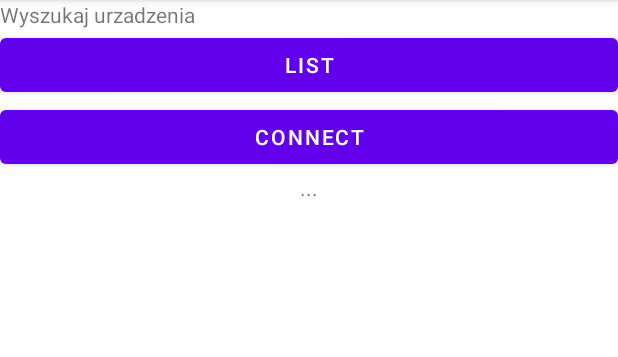
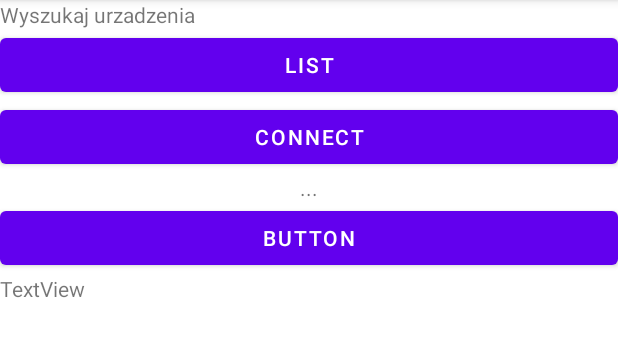
Before and after one commit to JJayU/SpeedMeterProject, an Android app: the screen it shows after launch (MainActivity), after a tap on "CONNECT", on a phone screen of 412 x 824 dp, the part 84-441 px from its top. Run offline under Robolectric (Android 15) with nearby library versions, the phone set to English and light mode, and no system bars; our stand-ins replace RxJava, data binding; libraries missing offline, so code that uses them is left out: com.harrysoft.androidbluetoothserial; 3 statements that could not run were skipped.

Commit message:
Code cleanup and permission checking  - Added bluetooth permission check and request  - Made a new class PermissionManager.kt  - Made a new class BluetoothBridge.kt  - Code cleanup in MainActivity.kt

```diff
--- a/app/src/main/AndroidManifest.xml
+++ b/app/src/main/AndroidManifest.xml
@@ -3,6 +3,10 @@
     xmlns:tools="http://schemas.android.com/tools">
 
     <uses-permission android:name="android.permission.BLUETOOTH_CONNECT" />
+    <uses-permission android:name="android.permission.BLUETOOTH" />
+    <uses-permission android:name="android.permission.BLUETOOTH_ADMIN" />
+    <uses-permission android:name="android.permission.ACCESS_COARSE_LOCATION"/>
+
     <application
         android:allowBackup="true"
         android:dataExtractionRules="@xml/data_extraction_rules"
@@ -17,7 +21,6 @@
             android:exported="true">
             <intent-filter>
                 <action android:name="android.intent.action.MAIN" />
-
                 <category android:name="android.intent.category.LAUNCHER" />
             </intent-filter>
         </activity>
--- /dev/null
+++ b/app/src/main/java/com/example/speedmeterproject/BluetoothBridge.kt
@@ -0,0 +1,106 @@
+package com.example.speedmeterproject
+
+import android.annotation.SuppressLint
+import android.bluetooth.BluetoothDevice
+import android.content.Context
+import android.os.Looper
+import android.os.Handler
+import android.util.Log
+import android.widget.Toast
+import com.example.speedmeterproject.databinding.ActivityMainBinding
+import com.harrysoft.androidbluetoothserial.BluetoothManager
+import com.harrysoft.androidbluetoothserial.BluetoothSerialDevice
+import com.harrysoft.androidbluetoothserial.SimpleBluetoothDeviceInterface
+import io.reactivex.disposables.CompositeDisposable
+import io.reactivex.disposables.Disposable
+import io.reactivex.schedulers.Schedulers
+import kotlinx.coroutines.delay
+
+class BluetoothBridge(private val context: Context, private var binding: ActivityMainBinding) {
+
+    private lateinit var bluetoothManager: BluetoothManager
+    private lateinit var deviceInterface : SimpleBluetoothDeviceInterface
+
+    private var compositeDisposable = CompositeDisposable()
+    private lateinit var btDisposable : Disposable
+
+    var permissionManager : PermissionManager = PermissionManager()
+
+    private var connectedDeviceMAC : String? = null
+    private var connectedSuccessfully = false
+
+    fun start() {
+        bluetoothManager = BluetoothManager.getInstance()
+        permissionManager.onStartupCheck(context)
+    }
+
+    fun stop() {
+        bluetoothManager.close()
+        bluetoothManager.closeDevice(connectedDeviceMAC)
+    }
+
+    fun setMacAddress(mac: String) {
+        connectedDeviceMAC = mac
+    }
+
+    fun connectDevice() {
+        if (connectedDeviceMAC == null) {
+            Log.e("BluetoothBridge", "No MAC Address Set!")
+            return
+        }
+        else if (!permissionManager.hasBluetoothPermission(context)) {
+            Log.w("BluetoothBridge", "No Bluetooth Permission!")
+            Toast.makeText(context, "Brak uprawnien do polaczenia bluetooth!", Toast.LENGTH_LONG).show()
+            return
+        }
+        else {
+            btDisposable = bluetoothManager.openSerialDevice(connectedDeviceMAC)
+                .subscribeOn(Schedulers.io())
+                .subscribe(this::onConnected, this::onError)
+            compositeDisposable.add(btDisposable)
+
+            Toast.makeText(context, "Connecting...", Toast.LENGTH_SHORT).show()
+            connectedSuccessfully = false
+        }
+    }
+
+    private fun onConnected(connectedDevice : BluetoothSerialDevice) {
+        deviceInterface = connectedDevice.toSimpleDeviceInterface()
+        deviceInterface.setListeners(this::onMessageReceived, this::onMessageSent, this::onError)
+        //deviceInterface.sendMessage("Hello :)")
+    }
+
+    private fun onMessageSent(message : String) {
+        //Toast.makeText(this, "Sent a message!", Toast.LENGTH_SHORT).show()
+    }
+
+    private fun onMessageReceived(message: String) {
+        if(!connectedSuccessfully) {
+            connectedSuccessfully = true
+            Toast.makeText(context, "Connected!", Toast.LENGTH_SHORT).show()
+        }
+
+        //TODO -> check if message is correct
+        binding.textView2.text = message
+    }
+
+    private fun onError(error : Throwable) {
+        return
+    }
+
+    @SuppressLint("MissingPermission")
+    fun listBluetoothDevices() {
+        if (!permissionManager.hasBluetoothPermission(context)) {
+            Toast.makeText(context, "Brak uprawnien do polaczenia bluetooth!", Toast.LENGTH_LONG).show()
+            return
+        }
+        else {
+            val pairedDevices : List<BluetoothDevice> = bluetoothManager.pairedDevicesList
+            for (device in pairedDevices) {
+                Log.d("BT Test", "Device Name: " + device.name)
+                Log.d("BT Test", "MAC: " + device.address)
+            }
+        }
+    }
+
+}
--- a/app/src/main/java/com/example/speedmeterproject/MainActivity.kt
+++ b/app/src/main/java/com/example/speedmeterproject/MainActivity.kt
@@ -1,105 +1,58 @@
 package com.example.speedmeterproject
 
 import android.Manifest
+import android.annotation.SuppressLint
 import android.bluetooth.BluetoothDevice
 import android.content.pm.PackageManager
-import android.os.Build
 import androidx.appcompat.app.AppCompatActivity
 import android.os.Bundle
 import android.util.Log
-import android.widget.Button
 import android.widget.Toast
-import androidx.annotation.RequiresApi
 import androidx.core.app.ActivityCompat
 import com.harrysoft.androidbluetoothserial.BluetoothManager
 import androidx.databinding.DataBindingUtil
 import com.example.speedmeterproject.databinding.ActivityMainBinding
 import com.harrysoft.androidbluetoothserial.BluetoothSerialDevice;
 import com.harrysoft.androidbluetoothserial.SimpleBluetoothDeviceInterface
+import io.reactivex.disposables.CompositeDisposable
+import io.reactivex.disposables.Disposable
 import io.reactivex.schedulers.Schedulers
+import com.example.speedmeterproject.BluetoothBridge
 
 class MainActivity : AppCompatActivity() {
 
     private lateinit var binding : ActivityMainBinding
-    private lateinit var bluetoothManager: BluetoothManager
-    private lateinit var deviceInterface : SimpleBluetoothDeviceInterface
+    private lateinit var bluetoothBridge : BluetoothBridge
 
     override fun onCreate(savedInstanceState: Bundle?) {
         super.onCreate(savedInstanceState)
         setContentView(R.layout.activity_main)
 
         binding = DataBindingUtil.setContentView(this, R.layout.activity_main)
-
-        if (ActivityCompat.checkSelfPermission(
-                this,
-                Manifest.permission.BLUETOOTH_CONNECT
-            ) != PackageManager.PERMISSION_GRANTED
-        ) {
-            // TODO: Consider calling
-            //    ActivityCompat#requestPermissions
-            // here to request the missing permissions, and then overriding
-            //   public void onRequestPermissionsResult(int requestCode, String[] permissions,
-            //                                          int[] grantResults)
-            // to handle the case where the user grants the permission. See the documentation
-            // for ActivityCompat#requestPermissions for more details.
-            ActivityCompat.requestPermissions(this, arrayOf(Manifest.permission.BLUETOOTH_CONNECT), 1)
-            //Toast.makeText(this, "No permission for Bluetooth!", Toast.LENGTH_LONG).show()
-            //finish()
-        }
-
-        bluetoothManager = BluetoothManager.getInstance()
-//        if (bluetoothManager == null) {
-//            Toast.makeText(this, "Bluetooth not available!", Toast.LENGTH_LONG).show()
-//            finish()
-//        }
+        bluetoothBridge = BluetoothBridge(this, binding)
+        bluetoothBridge.start()
 
         binding.searchDevicesButton.setOnClickListener() {
-            ListBluetoothDevices()
+            bluetoothBridge.listBluetoothDevices()
         }
 
         binding.ConnectButton.setOnClickListener() {
-            connectDevice("98:D3:31:F4:03:F5")
+            bluetoothBridge.setMacAddress("98:D3:31:F4:03:F5")
+            bluetoothBridge.connectDevice()
+        }
+
+        binding.updatebutton.setOnClickListener() {
+            //binding.textView3.text = bluetoothBridge.testInt.toString()
         }
     }
 
     override fun onDestroy() {
         super.onDestroy()
-        bluetoothManager.close()
-        bluetoothManager.closeDevice("98:D3:31:F4:03:F5")
+        bluetoothBridge.stop()
     }
 
-    private fun ListBluetoothDevices() {
-        val pairedDevices : List<BluetoothDevice> = bluetoothManager.pairedDevicesList
-
-        for (device in pairedDevices) {
-
-            Log.d("BT Test", "Device Name: " + device.name)
-            Log.d("BT Test", "MAC: " + device.address)
-        }
-    }
-
-    private fun connectDevice(mac : String) {
-        bluetoothManager.openSerialDevice(mac)
-            .subscribeOn(Schedulers.io())
-            //.observeOn(Schedulers.mainThread())
-            .subscribe(this::onConnected, this::onError);
-    }
-
-    private fun onConnected(connectedDevice : BluetoothSerialDevice) {
-        deviceInterface = connectedDevice.toSimpleDeviceInterface()
-        deviceInterface.setListeners(this::onMessageReceived, this::onMessageSent, this::onError)
-        deviceInterface.sendMessage("Hello :)")
-    }
-
-    private fun onMessageSent(message : String) {
-        Toast.makeText(this, "Sent a message!", Toast.LENGTH_LONG).show()
-    }
-
-    private fun onMessageReceived(message: String) {
-        Toast.makeText(this, "Received: $message", Toast.LENGTH_LONG).show()
-    }
-
-    private fun onError(error : Throwable) {
-        return
+    override fun onRequestPermissionsResult(requestCode: Int, permissions: Array<out String>, grantResults: IntArray) {
+        super.onRequestPermissionsResult(requestCode, permissions, grantResults)
+        bluetoothBridge.permissionManager.onRequestPermissionsResult(requestCode, permissions, grantResults, this)
     }
 }
--- /dev/null
+++ b/app/src/main/java/com/example/speedmeterproject/PermissionManager.kt
@@ -0,0 +1,43 @@
+package com.example.speedmeterproject
+
+import android.Manifest
+import android.app.Activity
+import android.content.Context
+import android.content.pm.PackageManager
+import android.widget.Toast
+import androidx.core.app.ActivityCompat
+
+class PermissionManager {
+
+    fun onStartupCheck(context : Context) {
+        if (ActivityCompat.checkSelfPermission(context, Manifest.permission.BLUETOOTH) != PackageManager.PERMISSION_GRANTED ||
+            ActivityCompat.checkSelfPermission(context, Manifest.permission.ACCESS_COARSE_LOCATION) != PackageManager.PERMISSION_GRANTED
+        ) {
+            ActivityCompat.requestPermissions(context as Activity, arrayOf(Manifest.permission.BLUETOOTH, Manifest.permission.ACCESS_COARSE_LOCATION), 1)
+            Toast.makeText(context, "No permission for Bluetooth or location!", Toast.LENGTH_LONG).show()
+        }
+    }
+
+    fun hasBluetoothPermission(context: Context) : Boolean {
+        if (ActivityCompat.checkSelfPermission(context, Manifest.permission.BLUETOOTH) != PackageManager.PERMISSION_GRANTED) {
+            return false
+        }
+        return true
+    }
+
+    fun onRequestPermissionsResult(requestCode: Int, permissions: Array<out String>, grantResults: IntArray, context: Context) {
+        when (requestCode) {
+            1 -> {
+                // Check if user has given permissions
+                if (grantResults.isNotEmpty() && grantResults[0] == PackageManager.PERMISSION_GRANTED && grantResults[1] == PackageManager.PERMISSION_GRANTED) {
+                    // Permissions granted
+                    Toast.makeText(context, "Przyznano uprawienia", Toast.LENGTH_LONG).show()
+                } else {
+                    // Permissions not granted
+                    Toast.makeText(context, "Permissions not granted", Toast.LENGTH_SHORT).show()
+                }
+            }
+        }
+    }
+
+}
--- a/app/src/main/res/layout/activity_main.xml
+++ b/app/src/main/res/layout/activity_main.xml
@@ -33,5 +33,17 @@
             android:layout_height="wrap_content"
             android:text="..."
             android:textAlignment="center" />
+
+        <Button
+            android:id="@+id/updatebutton"
+            android:layout_width="match_parent"
+            android:layout_height="wrap_content"
+            android:text="Button" />
+
+        <TextView
+            android:id="@+id/textView3"
+            android:layout_width="match_parent"
+            android:layout_height="wrap_content"
+            android:text="TextView" />
     </LinearLayout>
 </layout>
```
